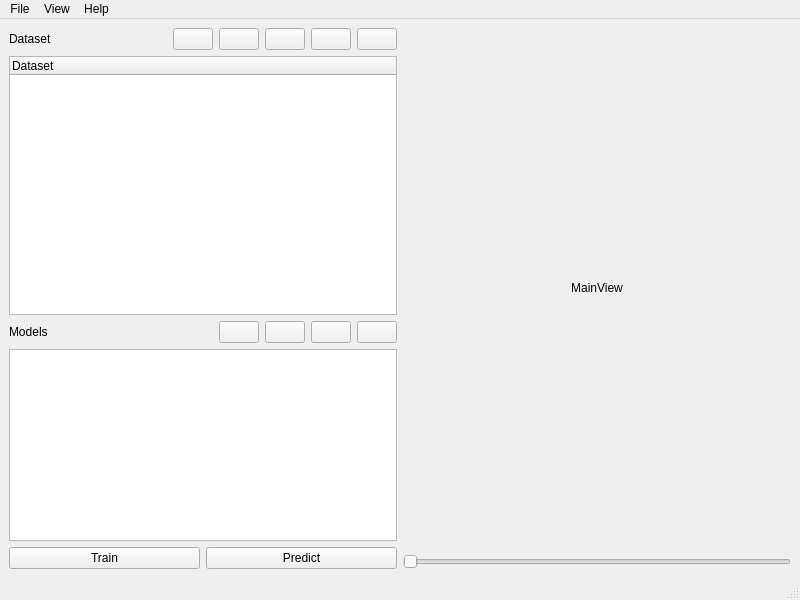
Before: the Qt Designer form mainwindow.ui in Cyril-Meyer/DeepSCEM, drawn with Qt 5.
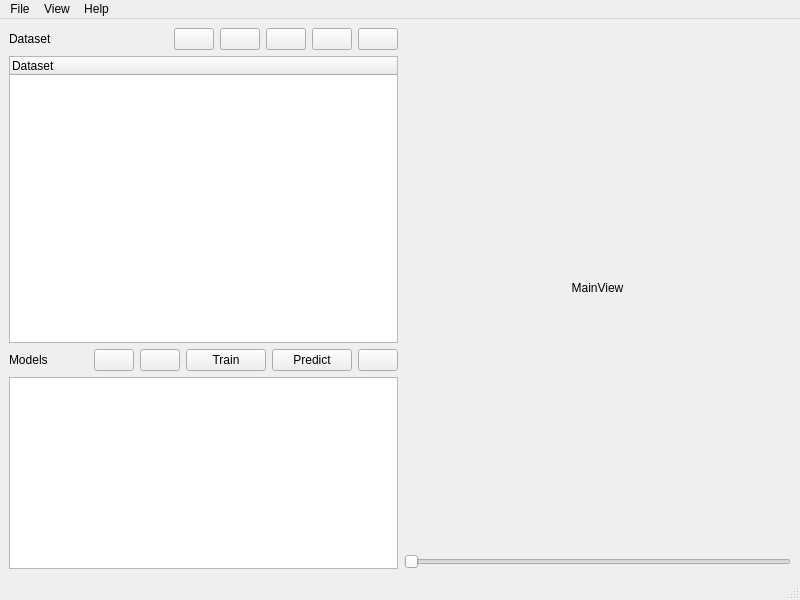
After: the same form once the commit is applied. Icons and pictures are not drawn. Custom widgets are drawn as their Qt base class.

Commit message: update ui for model train/predict

Diff of the .ui file:
```diff
--- a/mainwindow.ui
+++ b/mainwindow.ui
@@ -210,7 +210,7 @@
            <string>Use model</string>
           </property>
           <property name="text">
-           <string/>
+           <string>Train</string>
           </property>
           <property name="icon">
            <iconset resource="mainwindow.qrc">
@@ -218,6 +218,23 @@
           </property>
          </widget>
         </item>
+        <item>
+         <widget class="QPushButton" name="pushButton_model_predict">
+          <property name="toolTip">
+           <string>Use model for prediction</string>
+          </property>
+          <property name="statusTip">
+           <string>Use model for prediction</string>
+          </property>
+          <property name="text">
+           <string>Predict</string>
+          </property>
+          <property name="icon">
+           <iconset resource="mainwindow.qrc">
+            <normaloff>:/icons/icons/outline_play_arrow_black_48dp.png</normaloff>:/icons/icons/outline_play_arrow_black_48dp.png</iconset>
+          </property>
+         </widget>
+        </item>
         <item>
          <widget class="QPushButton" name="pushButton_model_save">
           <property name="text">
@@ -234,24 +251,6 @@
       <item>
        <widget class="QListWidget" name="listWidget_model"/>
       </item>
-      <item>
-       <layout class="QHBoxLayout" name="horizontalLayout_train_pred">
-        <item>
-         <widget class="QPushButton" name="pushButton_train">
-          <property name="text">
-           <string>Train</string>
-          </property>
-         </widget>
-        </item>
-        <item>
-         <widget class="QPushButton" name="pushButton_predict">
-          <property name="text">
-           <string>Predict</string>
-          </property>
-         </widget>
-        </item>
-       </layout>
-      </item>
      </layout>
     </item>
     <item>
```
Left out of the diff: 126 changed lines with no effect on the pictures. The commit also changes 1 other file.
